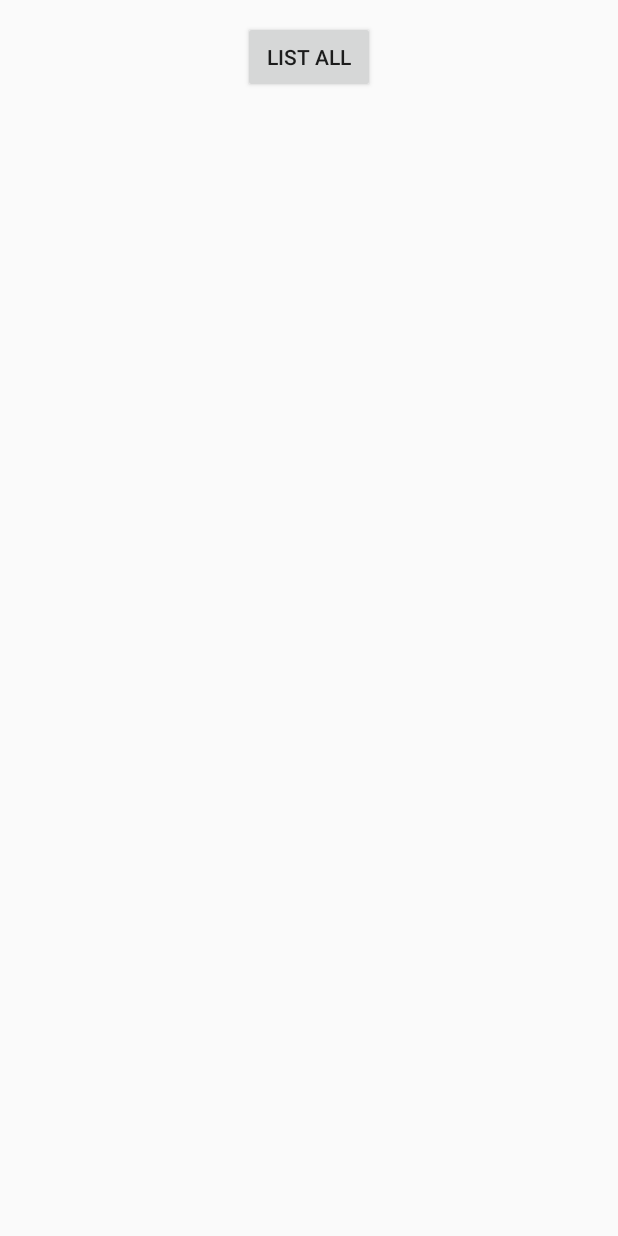
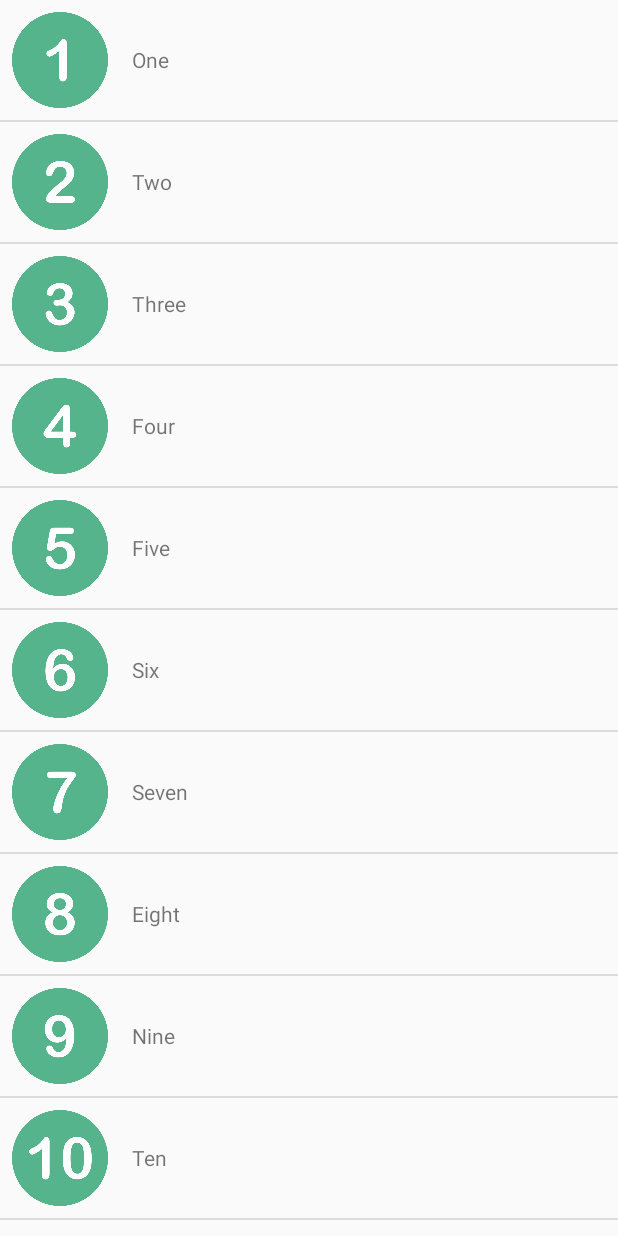
Before and after one commit to sagarpandav/Android, an Android app: the fragment AllFragment shown on its own in the app's theme, on a phone screen of 412 x 824 dp. Run offline under Robolectric (Android 15) with nearby library versions, the phone set to English and light mode, and no system bars.

```diff
--- a/app/src/main/java/com/example/sagarpandav/navigationdrawer/AllFragment.java
+++ b/app/src/main/java/com/example/sagarpandav/navigationdrawer/AllFragment.java
@@ -3,10 +3,16 @@ package com.example.sagarpandav.navigationdrawer;
 import android.app.Fragment;
 import android.os.Bundle;
 import android.support.annotation.Nullable;
+import android.support.v7.widget.DividerItemDecoration;
+import android.support.v7.widget.LinearLayoutManager;
 import android.support.v7.widget.RecyclerView;
 import android.view.LayoutInflater;
 import android.view.View;
 import android.view.ViewGroup;
+import android.widget.LinearLayout;
+
+import java.util.ArrayList;
+import java.util.List;
 
 /**
  * Created by sagar.pandav on 23/01/18.
@@ -25,6 +31,30 @@ public class AllFragment extends Fragment {
 
         recyclerView =  (RecyclerView) view.findViewById(R.id.recyclerView);
 
+        adapter = new AllDataAdapter(getActivity(),getData());
+        recyclerView.setAdapter(adapter);
+        recyclerView.setLayoutManager(new LinearLayoutManager(getActivity()));
+
+        DividerItemDecoration dividerItemDecoration = new DividerItemDecoration(recyclerView.getContext(), new LinearLayoutManager(getActivity()).getOrientation());
+        recyclerView.addItemDecoration(dividerItemDecoration);
+
         return view;
+
+    }
+
+    public static List<Data> getData(){
+        List<Data> data = new ArrayList<>();
+        int []icons = {R.drawable.one, R.drawable.two, R.drawable.three, R.drawable.four, R.drawable.five, R.drawable.six, R.drawable.seven, R.drawable.eight, R.drawable.nine, R.drawable.ten};
+        String []title = {"One", "Two", "Three", "Four", "Five", "Six", "Seven", "Eight", "Nine", "Ten"};
+
+        for (int i=0; i<title.length && i<icons.length; i++){
+
+            Data current = new Data();
+            current.iconId = icons[i];
+            current.title = title[i];
+            data.add(current);
+        }
+
+        return data;
     }
 }
--- a/app/src/main/java/com/example/sagarpandav/navigationdrawer/MainActivity.java
+++ b/app/src/main/java/com/example/sagarpandav/navigationdrawer/MainActivity.java
@@ -92,12 +92,12 @@ public class MainActivity extends AppCompatActivity implements NavigationView.On
 
         } else if (id == R.id.All) {
 
-            //fragmentTransaction.replace(R.id.fragment_container, allFragment, "allFragment");
-           // fragmentTransaction.addToBackStack(null);
+            fragmentTransaction.replace(R.id.fragment_container, allFragment, "allFragment");
+            fragmentTransaction.addToBackStack(null);
 
-            //fragmentTransaction.commit();
+            fragmentTransaction.commit();
 
-            //Log.i("Log","allFragment Created");
+            Log.i("Log","allFragment Created");
 
 
         } else if (id == R.id.Find) {
--- a/app/src/main/res/layout/all_fragment.xml
+++ b/app/src/main/res/layout/all_fragment.xml
@@ -6,26 +6,13 @@
     android:layout_width="match_parent"
     android:layout_height="match_parent">
 
-    <Button
-        android:id="@+id/button3"
-        android:layout_width="wrap_content"
-        android:layout_height="wrap_content"
-        android:layout_alignParentTop="true"
-        android:layout_centerHorizontal="true"
-        android:layout_marginTop="14dp"
-        android:text="List All"
-        app:layout_constraintBottom_toBottomOf="parent"
-        app:layout_constraintEnd_toEndOf="parent"
-        app:layout_constraintLeft_toLeftOf="parent"
-        app:layout_constraintRight_toRightOf="parent"
-        app:layout_constraintStart_toStartOf="parent"
-        app:layout_constraintTop_toTopOf="parent"
-        app:layout_constraintVertical_bias="0.109" />
-
     <android.support.v7.widget.RecyclerView
         android:id="@+id/recyclerView"
         android:layout_width="match_parent"
-        android:layout_height="wrap_content">
+        android:layout_height="wrap_content"
+        android:layout_alignParentLeft="true"
+        android:layout_alignParentStart="true"
+        android:layout_alignParentTop="true">
 
     </android.support.v7.widget.RecyclerView>
 
--- a/app/src/main/res/layout/custom_row.xml
+++ b/app/src/main/res/layout/custom_row.xml
@@ -2,15 +2,16 @@
 <LinearLayout xmlns:android="http://schemas.android.com/apk/res/android"
     xmlns:tools="http://schemas.android.com/apk/res-auto"
     android:orientation="horizontal" android:layout_width="match_parent"
-    android:layout_height="match_parent">
+    android:layout_height="wrap_content"
+    android:id="@+id/recyclerView_row">
 
     <ImageView
         android:id="@+id/listIcon"
+        android:layout_width="80dp"
+        android:layout_height="80dp"
+        android:layout_gravity="center_vertical"
         android:padding="8dp"
-        android:layout_gravity="center_vertical"
-        android:layout_width="wrap_content"
-        android:layout_height="wrap_content"
-        android:src="@drawable/ic_launcher_background"/>
+        android:src="@drawable/ic_launcher_background" />
 
     <TextView
         android:id="@+id/listText"
@@ -20,4 +21,5 @@
         android:layout_height="wrap_content"
         android:text="Dummy Text"/>
 
+
 </LinearLayout>
```
Also changed, not shown: app/src/main/res/drawable/eight.png (added), app/src/main/res/drawable/five.png (added), app/src/main/res/drawable/four.png (added), app/src/main/res/drawable/nine.png (added), app/src/main/res/drawable/one.png (added), app/src/main/res/drawable/seven.png (added), app/src/main/res/drawable/six.png (added), app/src/main/res/drawable/ten.png (added), app/src/main/res/drawable/three.png (added), app/src/main/res/drawable/two.png (added).
